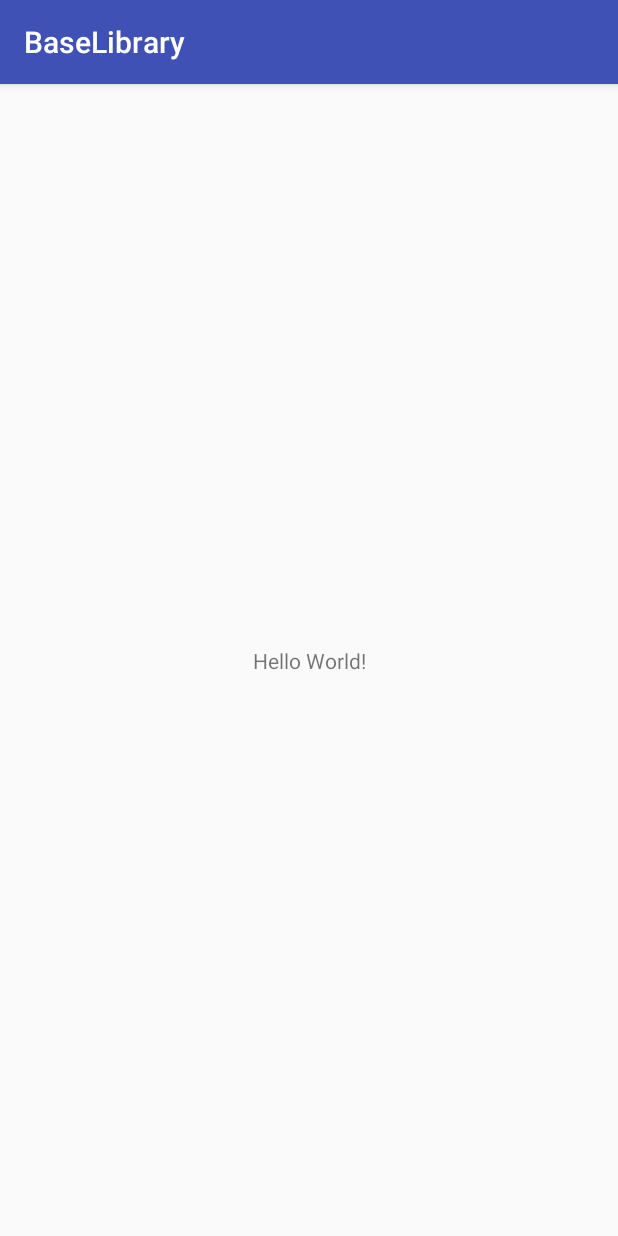
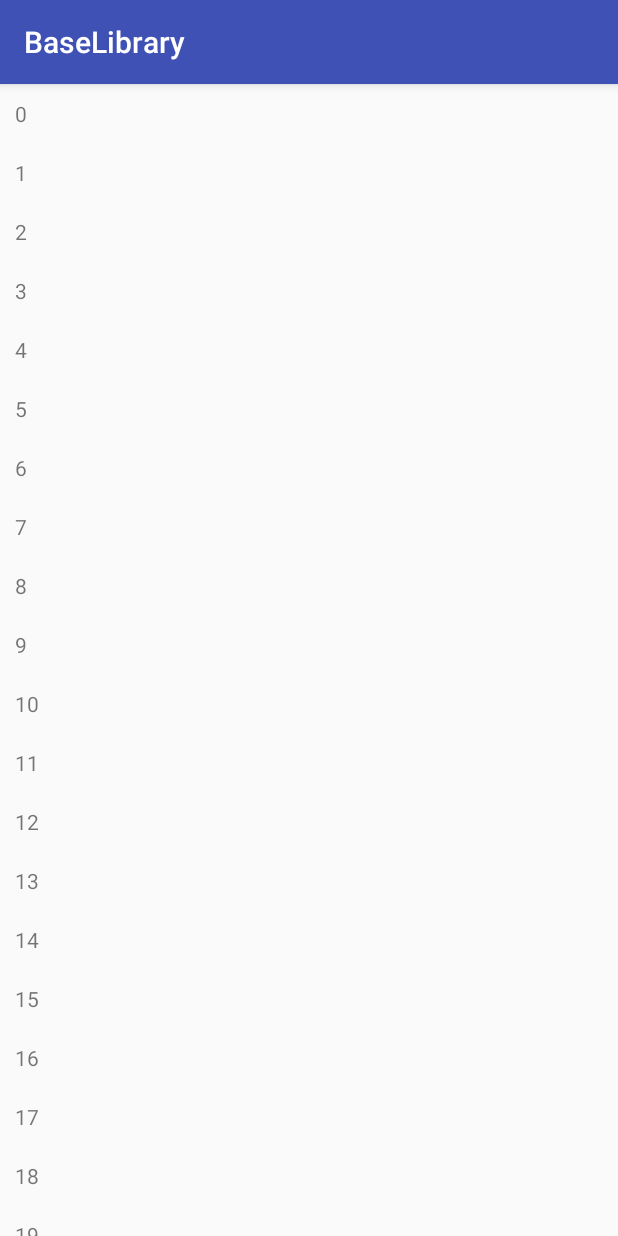
Before and after one commit to guhongya/base-library, an Android app: the screen it shows after launch (MainActivity), on a phone screen of 412 x 824 dp. Run offline under Robolectric (Android 15) with nearby library versions, the phone set to English and light mode, and no system bars; our stand-ins replace data binding.

Commit message:
添加例子

```diff
--- a/app/build.gradle
+++ b/app/build.gradle
@@ -17,6 +17,9 @@ android {
             proguardFiles getDefaultProguardFile('proguard-android.txt'), 'proguard-rules.pro'
         }
     }
+    dataBinding {
+        enabled = true
+    }
 }
 
 dependencies {
@@ -25,7 +28,7 @@ dependencies {
         exclude group: 'com.android.support', module: 'support-annotations'
     })
     compile 'com.android.support:appcompat-v7:25.3.1'
-    compile 'com.android.support.constraint:constraint-layout:1.0.2'
     testCompile 'junit:junit:4.12'
-
+    compile 'com.android.support:recyclerview-v7:25.3.1'
+    compile project(':library')
 }
--- a/app/src/main/java/com/wangpupos/baselibrary/MainActivity.java
+++ b/app/src/main/java/com/wangpupos/baselibrary/MainActivity.java
@@ -1,13 +1,71 @@
 package com.wangpupos.baselibrary;
 
+import android.databinding.DataBindingUtil;
 import android.support.v7.app.AppCompatActivity;
 import android.os.Bundle;
+import android.support.v7.widget.LinearLayoutManager;
+import android.view.View;
+import android.widget.Toast;
+
+import com.wangpupos.baselibrary.databinding.ActivityMainBinding;
+import com.wangpupos.baselibrary.databinding.ItemRecycleBinding;
+import com.wangpupos.library.BaseRecycleAdapter;
+import com.wangpupos.library.BaseViewHolder;
+import com.wangpupos.library.IViewHolderFactory;
+
+import java.util.ArrayList;
+import java.util.List;
 
 public class MainActivity extends AppCompatActivity {
+    private ActivityMainBinding mMainBing;
 
     @Override
     protected void onCreate(Bundle savedInstanceState) {
         super.onCreate(savedInstanceState);
-        setContentView(R.layout.activity_main);
+        mMainBing = DataBindingUtil.setContentView(this, R.layout.activity_main);
+        iniView();
+    }
+
+    private void iniView() {
+        mMainBing.rvContent.setLayoutManager(new LinearLayoutManager(this));
+        BaseRecycleAdapter<String, MyViewHolder> recycleAdapter = new BaseRecycleAdapter<>(generatorData(20), R.layout.item_recycle);
+        recycleAdapter
+                .setFactory(new IViewHolderFactory<MyViewHolder>() {
+                    @Override
+                    public MyViewHolder generatorViewHolder(View view, BaseViewHolder.OnItemClickListener onItemClickListener) {
+                        return new MyViewHolder(view, onItemClickListener);
+                    }
+                })
+                .setOnItemClickListener(new BaseViewHolder.OnItemClickListener() {
+                    @Override
+                    public void onItemClicked(View v, int position) {
+                        Toast.makeText(MainActivity.this,String.valueOf(position),Toast.LENGTH_LONG).show();
+                    }
+                });
+        mMainBing.rvContent.setAdapter(recycleAdapter);
+
+    }
+
+    private List<String> generatorData(int num) {
+        List<String> result = new ArrayList<>(num);
+        for (int i = 0; i < num; i++) {
+            result.add(String.valueOf(i));
+        }
+        return result;
+    }
+
+}
+
+class MyViewHolder extends BaseViewHolder<String> {
+    ItemRecycleBinding item;
+
+    public MyViewHolder(View itemView, OnItemClickListener onItemClickedListener) {
+        super(itemView, onItemClickedListener);
+        item = DataBindingUtil.bind(itemView);
+    }
+
+    @Override
+    public void setData(String s) {
+        item.setPosition(s);
     }
 }
--- a/app/src/main/res/layout/activity_main.xml
+++ b/app/src/main/res/layout/activity_main.xml
@@ -1,18 +1,15 @@
 <?xml version="1.0" encoding="utf-8"?>
-<android.support.constraint.ConstraintLayout xmlns:android="http://schemas.android.com/apk/res/android"
+<layout>
+<LinearLayout xmlns:android="http://schemas.android.com/apk/res/android"
     xmlns:app="http://schemas.android.com/apk/res-auto"
     xmlns:tools="http://schemas.android.com/tools"
     android:layout_width="match_parent"
     android:layout_height="match_parent"
     tools:context="com.wangpupos.baselibrary.MainActivity">
+    <android.support.v7.widget.RecyclerView
+        android:layout_width="match_parent"
+        android:layout_height="match_parent"
+        android:id="@+id/rv_content"/>
 
-    <TextView
-        android:layout_width="wrap_content"
-        android:layout_height="wrap_content"
-        android:text="Hello World!"
-        app:layout_constraintBottom_toBottomOf="parent"
-        app:layout_constraintLeft_toLeftOf="parent"
-        app:layout_constraintRight_toRightOf="parent"
-        app:layout_constraintTop_toTopOf="parent" />
-
-</android.support.constraint.ConstraintLayout>
+</LinearLayout>
+</layout>
--- /dev/null
+++ b/app/src/main/res/layout/item_recycle.xml
@@ -0,0 +1,18 @@
+<?xml version="1.0" encoding="utf-8"?>
+<layout>
+    <data>
+        <variable
+            name="position"
+            type="java.lang.String"/>
+    </data>
+<LinearLayout xmlns:android="http://schemas.android.com/apk/res/android"
+    android:orientation="vertical" android:layout_width="match_parent"
+    android:layout_height="wrap_content"
+    android:padding="10dp">
+    <TextView
+        android:layout_width="match_parent"
+        android:layout_height="wrap_content"
+        android:text="@{position}"
+        />
+</LinearLayout>
+</layout>
--- a/build.gradle
+++ b/build.gradle
@@ -5,7 +5,7 @@ buildscript {
         jcenter()
     }
     dependencies {
-        classpath 'com.android.tools.build:gradle:2.3.1'
+        classpath 'com.android.tools.build:gradle:2.3.2'
 
         // NOTE: Do not place your application dependencies here; they belong
         // in the individual module build.gradle files
--- a/library/src/main/java/com/wangpupos/library/BaseViewHolder.java
+++ b/library/src/main/java/com/wangpupos/library/BaseViewHolder.java
@@ -8,11 +8,16 @@ import android.view.View;
  */
 
 public abstract class BaseViewHolder<D> extends RecyclerView.ViewHolder {
-    public BaseViewHolder(View itemView) {
-        this(itemView,null);
-    }
-    public BaseViewHolder(View itemView,OnItemClickListener onItemClickedListener){
+    public BaseViewHolder(View itemView, final OnItemClickListener onItemClickedListener){
         super(itemView);
+        if(onItemClickedListener!=null){
+            itemView.setOnClickListener(new View.OnClickListener() {
+                @Override
+                public void onClick(View v) {
+                    onItemClickedListener.onItemClicked(v,getAdapterPosition());
+                }
+            });
+        }
     }
     public abstract void setData(D d);
 
```
Also changed, not shown: 1 other file.
